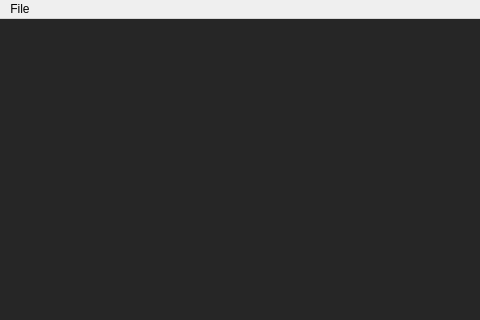
This is mainwindow.ui in Furgololo1/FC as Qt 5 draws it before an edit; both pictures show x 0 to 480 and y 0 to 320 of the 800 by 600 pixel window. The edited form follows.
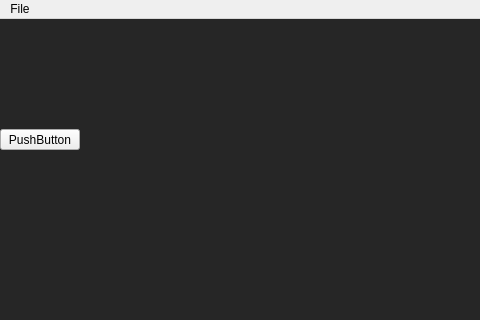
This is the edited form.

Patch:
```diff
--- a/mainwindow.ui
+++ b/mainwindow.ui
@@ -30,6 +30,19 @@
      </rect>
     </property>
    </widget>
+   <widget class="QPushButton" name="pushButton">
+    <property name="geometry">
+     <rect>
+      <x>0</x>
+      <y>110</y>
+      <width>80</width>
+      <height>21</height>
+     </rect>
+    </property>
+    <property name="text">
+     <string>PushButton</string>
+    </property>
+   </widget>
   </widget>
   <widget class="QMenuBar" name="menubar">
    <property name="geometry">
```
